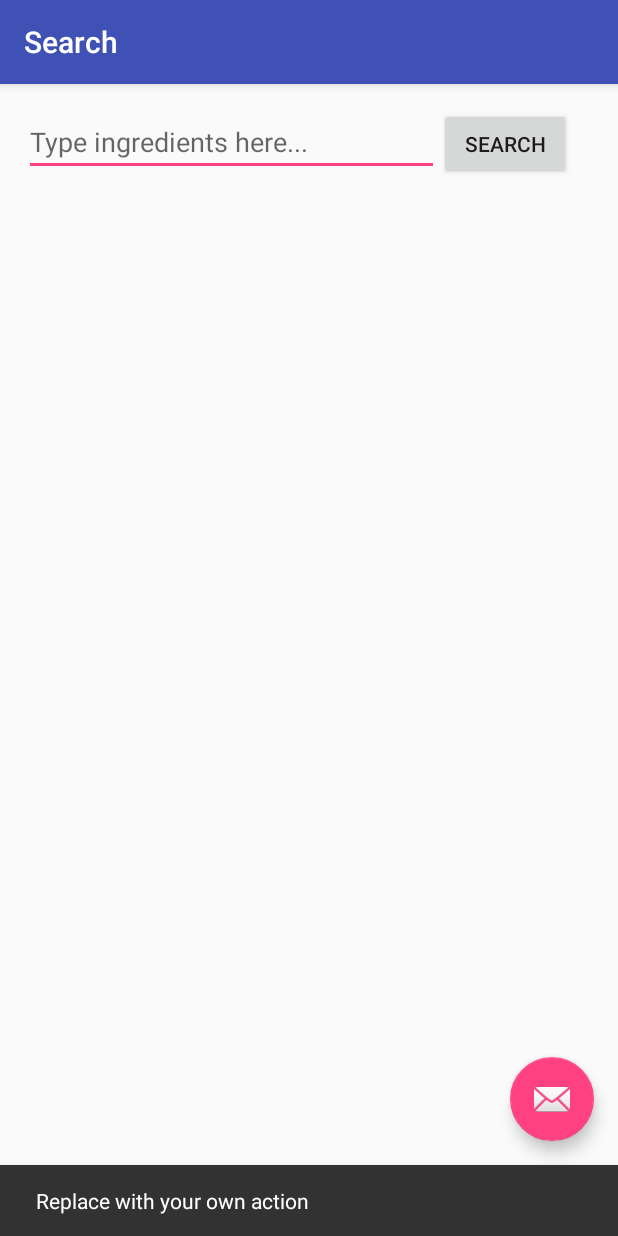
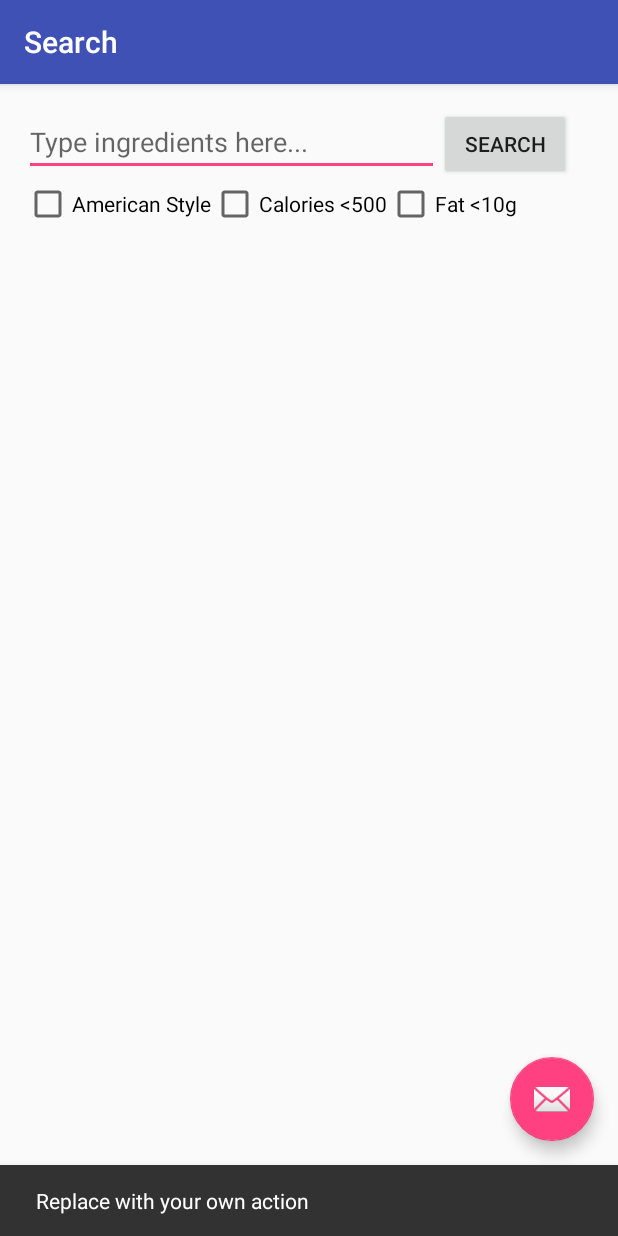
Before and after one commit to yashtawade/FoodForThought, an Android app: the SearchActivity screen opened directly, with no data from a screen before it, after a tap on an icon or button, on a phone screen of 412 x 824 dp. Run offline under Robolectric (Android 15) with nearby library versions, the phone set to English and light mode, and no system bars; libraries missing offline, so code that uses them is left out: cn.finalteam.okhttpfinal.

Commit message:
Filter recipe

```diff
--- a/app/src/main/java/com/yashtawade/foodforthought/activities/SearchActivity.java
+++ b/app/src/main/java/com/yashtawade/foodforthought/activities/SearchActivity.java
@@ -7,9 +7,11 @@ import android.support.design.widget.FloatingActionButton;
 import android.support.design.widget.Snackbar;
 import android.support.v7.app.AppCompatActivity;
 import android.support.v7.widget.Toolbar;
+import android.util.Log;
 import android.view.View;
 import android.widget.AdapterView;
 import android.widget.Button;
+import android.widget.CheckBox;
 import android.widget.EditText;
 import android.widget.ListView;
 
@@ -19,6 +21,7 @@ import com.yashtawade.foodforthought.R;
 import com.yashtawade.foodforthought.adapters.ImgListAdapter;
 import com.yashtawade.foodforthought.constants.FFTConstant;
 import com.yashtawade.foodforthought.models.Recipe;
+import com.yashtawade.foodforthought.models.Result;
 
 import java.util.ArrayList;
 import java.util.List;
@@ -34,11 +37,13 @@ public class SearchActivity extends AppCompatActivity {
     public ImgListAdapter adapter;
     public ProgressDialog dialog;
 
-    private String keyword = "findByIngredients";
+    private String keyword = "searchComplex";
     private int ranking = 2;
     private int number = 20;
+    private int offset = 0;
     private boolean fillIngredients = true;
     private boolean limitLicense = false;
+
     private String[] inputIngredients;
 
     private List<Recipe> result_list = new ArrayList<Recipe>();
@@ -48,7 +53,10 @@ public class SearchActivity extends AppCompatActivity {
 
         @Override
         public void onResponse(Response httpResponse, String response, Headers headers) {
-            List<Recipe> recipes = JSON.parseArray(response, Recipe.class);
+
+//            List<Recipe> recipes = JSON.parseArray(response, Recipe.class);
+            Result recipeResult = JSON.parseObject(response, Result.class);
+            List<Recipe> recipes = recipeResult.getResults();
 
             //clear the result from the last search
             result_list.clear();
@@ -130,13 +138,32 @@ public class SearchActivity extends AppCompatActivity {
                 String input = search_recipe_edit_text.getEditableText().toString();
 
                 inputIngredients = input.split(",");
-                String url = FFTConstant.API_BASE_URL + keyword + "?fillIngredients=" + fillIngredients
-                        + "&limitLicense=" + limitLicense + "&number=" + number + "&ranking=" + ranking + "&ingredients=";
+                String url = FFTConstant.API_BASE_URL + keyword + "?fillIngredients=" + fillIngredients + "&offset=" + offset
+                        + "&limitLicense=" + limitLicense + "&number=" + number + "&ranking=" + ranking + "&includeIngredients=";
                 //add ingredients' name to concat the url
                 for(String ingredient : inputIngredients) {
                     url = url + ingredient.trim() + ",";
                 }
-                url = url.substring(0, url.length() - 1);   //delete the useless ,
+                url = url.substring(0, url.length() - 1);   //delete the useless
+
+
+                CheckBox cb_american = (CheckBox)findViewById(R.id.CB_american);
+                if(cb_american.isChecked()){
+                    String cuisine = "american";
+                    url += "&cuisine=" + cuisine;
+                }
+
+                CheckBox cb_maxCalories = (CheckBox)findViewById(R.id.CB_maxCalories);
+                if(cb_maxCalories.isChecked()){
+                    int maxCalories = 50;
+                    url += "&maxCalories=" + maxCalories;
+                }
+
+                CheckBox cb_maxFat = (CheckBox)findViewById(R.id.CB_maxFat);
+                if(cb_maxFat.isChecked()){
+                    int maxFat = 10;
+                    url += "&maxFat=" + maxFat;
+                }
 
                 //send asynchronous http request
                 Http httpRequest = new Http();
--- a/app/src/main/res/layout/content_search.xml
+++ b/app/src/main/res/layout/content_search.xml
@@ -44,11 +44,37 @@
 
     </LinearLayout>
 
+    <LinearLayout
+        android:orientation="horizontal"
+        android:layout_width="match_parent"
+        android:layout_height="wrap_content">
+
+        <CheckBox
+            android:id="@+id/CB_american"
+            android:layout_width="wrap_content"
+            android:layout_height="wrap_content"
+            android:text="American Style"/>
+
+        <CheckBox
+            android:id="@+id/CB_maxCalories"
+            android:layout_width="wrap_content"
+            android:layout_height="wrap_content"
+            android:text="Calories &lt;500"/>
+
+        <CheckBox
+            android:id="@+id/CB_maxFat"
+            android:layout_width="wrap_content"
+            android:layout_height="wrap_content"
+            android:text="Fat &lt;10g"/>
+
+    </LinearLayout>
+
+
     <ListView
         android:id="@+id/recipe_result"
         android:layout_width="wrap_content"
         android:layout_height="0dp"
-        android:layout_below="@+id/search_recipe_button"
+        android:layout_below="@+id/CB_american"
         android:divider="#ff909090"
         android:dividerHeight="1dp"
         android:layout_weight="1"
```
Also changed, not shown: app/src/main/java/com/yashtawade/foodforthought/models/Result.java (added, +15 -0 lines).
